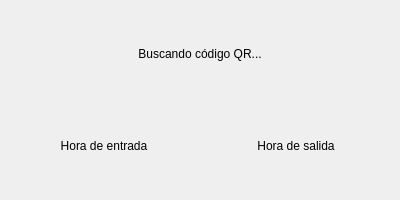
First picture: the form in checar.ui, repository enchiladaSuiza/AsistenciaFototeca, before the edit.
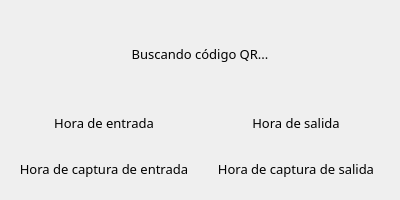
Second picture: the form after the edit.

```diff
--- a/checar.ui
+++ b/checar.ui
@@ -14,20 +14,32 @@
    <string>Form</string>
   </property>
   <layout class="QVBoxLayout" name="verticalLayout">
+   <item>
+    <widget class="QLabel" name="topLabel">
+     <property name="font">
+      <font>
+       <family>Montserrat</family>
+       <pointsize>10</pointsize>
+      </font>
+     </property>
+     <property name="text">
+      <string>Buscando código QR...</string>
+     </property>
+     <property name="alignment">
+      <set>Qt::AlignCenter</set>
+     </property>
+    </widget>
+   </item>
    <item>
     <layout class="QGridLayout" name="gridLayout">
-     <item row="3" column="0">
-      <widget class="QLabel" name="label_6">
-       <property name="text">
-        <string>Hora de entrada</string>
-       </property>
-       <property name="alignment">
-        <set>Qt::AlignCenter</set>
-       </property>
-      </widget>
-     </item>
      <item row="3" column="1">
-      <widget class="QLabel" name="label">
+      <widget class="QLabel" name="salidaNormalLabel">
+       <property name="font">
+        <font>
+         <family>Montserrat</family>
+         <pointsize>10</pointsize>
+        </font>
+       </property>
        <property name="text">
         <string>Hora de salida</string>
        </property>
@@ -36,10 +48,48 @@
        </property>
       </widget>
      </item>
-     <item row="2" column="0" colspan="2">
-      <widget class="QLabel" name="topLabel">
+     <item row="3" column="0">
+      <widget class="QLabel" name="entradaNormalLabel">
+       <property name="font">
+        <font>
+         <family>Montserrat</family>
+         <pointsize>10</pointsize>
+        </font>
+       </property>
        <property name="text">
-        <string>Buscando código QR...</string>
+        <string>Hora de entrada</string>
+       </property>
+       <property name="alignment">
+        <set>Qt::AlignCenter</set>
+       </property>
+      </widget>
+     </item>
+     <item row="4" column="0">
+      <widget class="QLabel" name="entradaCapturaLabel">
+       <property name="font">
+        <font>
+         <family>Montserrat</family>
+         <pointsize>10</pointsize>
+        </font>
+       </property>
+       <property name="text">
+        <string>Hora de captura de entrada</string>
+       </property>
+       <property name="alignment">
+        <set>Qt::AlignCenter</set>
+       </property>
+      </widget>
+     </item>
+     <item row="4" column="1">
+      <widget class="QLabel" name="salidaCapturaLabel">
+       <property name="font">
+        <font>
+         <family>Montserrat</family>
+         <pointsize>10</pointsize>
+        </font>
+       </property>
+       <property name="text">
+        <string>Hora de captura de salida</string>
        </property>
        <property name="alignment">
         <set>Qt::AlignCenter</set>
```
